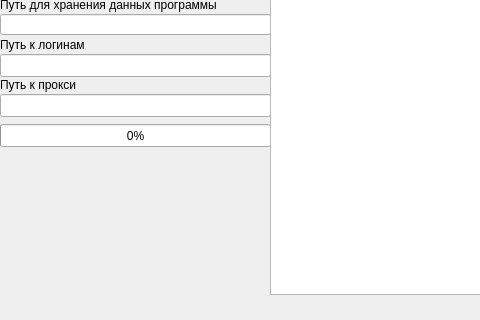
Above: mygui.ui from PythonReforker/qt5_experiment_with_table before the change; both pictures show x 0 to 480 and y 215 to 535 of the 794 by 535 pixel window. Below: the same form after it.
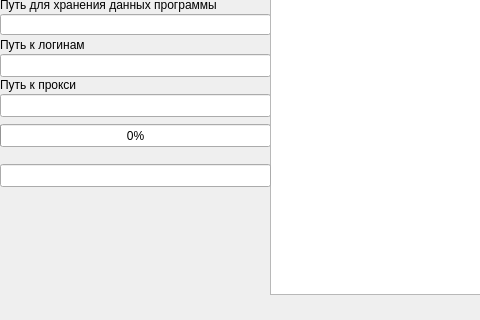
That is the form after the change.

```diff
--- a/mygui.ui
+++ b/mygui.ui
@@ -147,6 +147,16 @@
      </rect>
     </property>
    </widget>
+   <widget class="QLineEdit" name="lineEdit_4">
+    <property name="geometry">
+     <rect>
+      <x>0</x>
+      <y>360</y>
+      <width>271</width>
+      <height>23</height>
+     </rect>
+    </property>
+   </widget>
   </widget>
   <widget class="QMenuBar" name="menubar">
    <property name="geometry">
```
